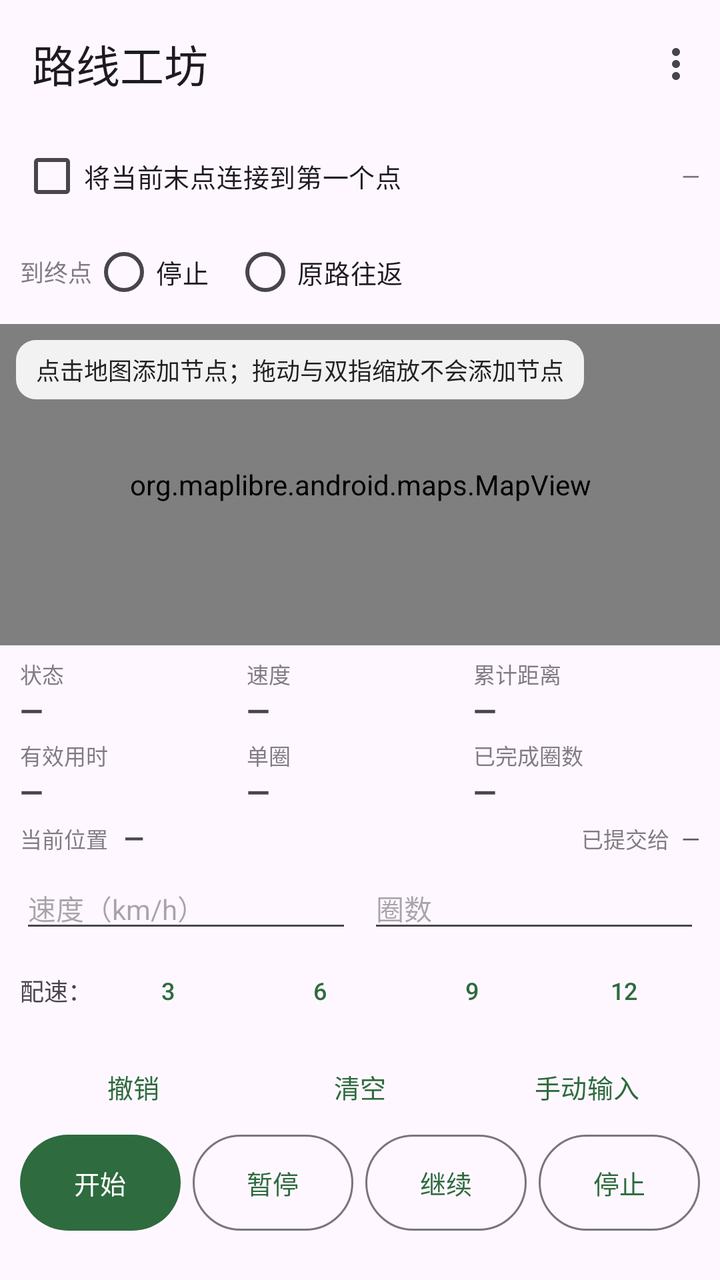
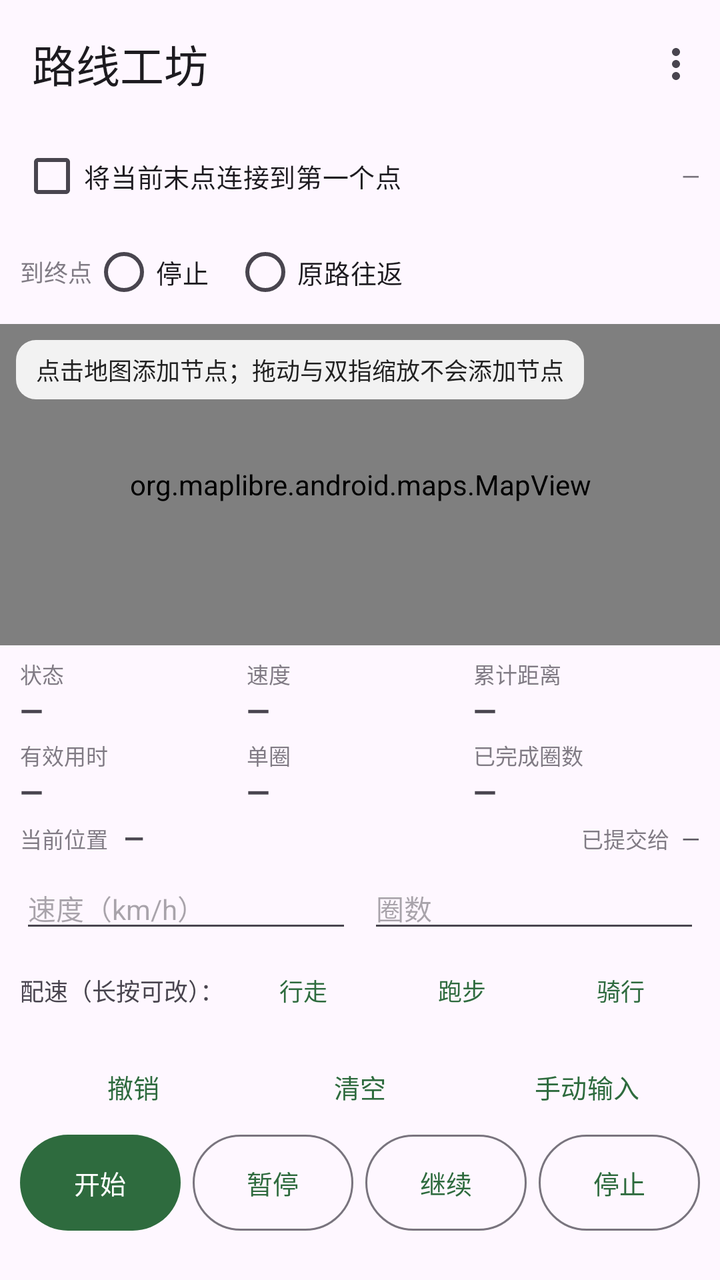

An Android layout rendered at two revisions. The XML below is the earlier revision; the diff shows what the commit changed to produce the second picture.
<!-- AndroidManifest.xml: application theme Theme.RouteWorkshop -->
<!-- res/layout/activity_main.xml -->
<?xml version="1.0" encoding="utf-8"?>
<LinearLayout xmlns:android="http://schemas.android.com/apk/res/android"
    xmlns:app="http://schemas.android.com/apk/res-auto"
    android:layout_width="match_parent"
    android:layout_height="match_parent"
    android:orientation="vertical">

    <com.google.android.material.appbar.MaterialToolbar
        android:id="@+id/toolbar"
        android:layout_width="match_parent"
        android:layout_height="wrap_content"
        android:background="?attr/colorSurface"
        android:minHeight="?attr/actionBarSize"
        app:menu="@menu/menu_main"
        app:title="@string/app_name" />

    <LinearLayout
        android:id="@+id/routeOptions"
        android:layout_width="match_parent"
        android:layout_height="wrap_content"
        android:background="?attr/colorSurface"
        android:orientation="vertical"
        android:paddingHorizontal="10dp">

        <LinearLayout
            android:layout_width="match_parent"
            android:layout_height="wrap_content"
            android:gravity="center_vertical"
            android:orientation="horizontal">

            <CheckBox
                android:id="@+id/checkboxClosed"
                android:layout_width="wrap_content"
                android:layout_height="wrap_content"
                android:text="@string/option_connect_first"
                android:textSize="13sp" />

            <TextView
                android:id="@+id/textRouteLength"
                android:layout_width="0dp"
                android:layout_height="wrap_content"
                android:layout_weight="1"
                android:alpha="0.75"
                android:gravity="end"
                android:text="@string/placeholder"
                android:textSize="12sp" />
        </LinearLayout>

        <LinearLayout
            android:id="@+id/behaviorRow"
            android:layout_width="match_parent"
            android:layout_height="wrap_content"
            android:gravity="center_vertical"
            android:orientation="horizontal"
            android:paddingBottom="2dp">

            <TextView
                android:layout_width="wrap_content"
                android:layout_height="wrap_content"
                android:alpha="0.7"
                android:text="@string/label_end_behavior"
                android:textSize="12sp" />

            <RadioGroup
                android:id="@+id/radioEndBehavior"
                android:layout_width="wrap_content"
                android:layout_height="wrap_content"
                android:orientation="horizontal">

                <RadioButton
                    android:id="@+id/radioStopAtEnd"
                    android:layout_width="wrap_content"
                    android:layout_height="wrap_content"
                    android:text="@string/end_stop_at_end"
                    android:textSize="13sp" />

                <RadioButton
                    android:id="@+id/radioShuttle"
                    android:layout_width="wrap_content"
                    android:layout_height="wrap_content"
                    android:layout_marginStart="12dp"
                    android:text="@string/end_shuttle"
                    android:textSize="13sp" />
            </RadioGroup>
        </LinearLayout>
    </LinearLayout>

    <FrameLayout
        android:layout_width="match_parent"
        android:layout_height="0dp"
        android:layout_weight="1">

        <org.maplibre.android.maps.MapView
            android:id="@+id/mapView"
            android:layout_width="match_parent"
            android:layout_height="match_parent" />

        <TextView
            android:id="@+id/mapHint"
            android:layout_width="wrap_content"
            android:layout_height="wrap_content"
            android:layout_gravity="top|start"
            android:layout_margin="8dp"
            android:background="@drawable/bg_map_hint"
            android:paddingHorizontal="10dp"
            android:paddingVertical="6dp"
            android:text="@string/map_hint"
            android:textColor="#212121"
            android:textSize="12sp" />

        <TextView
            android:id="@+id/mapStatus"
            android:layout_width="match_parent"
            android:layout_height="wrap_content"
            android:layout_gravity="bottom"
            android:layout_margin="8dp"
            android:background="@drawable/bg_map_hint"
            android:paddingHorizontal="10dp"
            android:paddingVertical="6dp"
            android:text="@string/map_status_loading"
            android:textColor="#B3261E"
            android:textSize="12sp"
            android:visibility="gone" />
    </FrameLayout>

    <LinearLayout
        android:id="@+id/controls"
        android:layout_width="match_parent"
        android:layout_height="wrap_content"
        android:background="?attr/colorSurface"
        android:orientation="vertical"
        android:paddingHorizontal="10dp"
        android:paddingTop="6dp"
        android:paddingBottom="8dp">

        <LinearLayout
            android:layout_width="match_parent"
            android:layout_height="wrap_content"
            android:orientation="horizontal">

            <LinearLayout
                android:layout_width="0dp"
                android:layout_height="wrap_content"
                android:layout_weight="1"
                android:orientation="vertical">

                <TextView
                    android:layout_width="wrap_content"
                    android:layout_height="wrap_content"
                    android:alpha="0.7"
                    android:text="@string/label_state"
                    android:textSize="11sp" />

                <TextView
                    android:id="@+id/textState"
                    android:layout_width="wrap_content"
                    android:layout_height="wrap_content"
                    android:text="@string/placeholder"
                    android:textSize="15sp"
                    android:textStyle="bold" />

                <TextView
                    android:layout_width="wrap_content"
                    android:layout_height="wrap_content"
                    android:layout_marginTop="4dp"
                    android:alpha="0.7"
                    android:text="@string/label_elapsed"
                    android:textSize="11sp" />

                <TextView
                    android:id="@+id/textElapsed"
                    android:layout_width="wrap_content"
                    android:layout_height="wrap_content"
                    android:text="@string/placeholder"
                    android:textSize="15sp"
                    android:textStyle="bold" />
            </LinearLayout>

            <LinearLayout
                android:layout_width="0dp"
                android:layout_height="wrap_content"
                android:layout_weight="1"
                android:orientation="vertical">

                <TextView
                    android:layout_width="wrap_content"
                    android:layout_height="wrap_content"
                    android:alpha="0.7"
                    android:text="@string/label_speed"
                    android:textSize="11sp" />

                <TextView
                    android:id="@+id/textSpeed"
                    android:layout_width="wrap_content"
                    android:layout_height="wrap_content"
                    android:text="@string/placeholder"
                    android:textSize="15sp"
                    android:textStyle="bold" />

                <TextView
                    android:layout_width="wrap_content"
                    android:layout_height="wrap_content"
                    android:layout_marginTop="4dp"
                    android:alpha="0.7"
                    android:text="@string/label_lap"
                    android:textSize="11sp" />

                <TextView
                    android:id="@+id/textLap"
                    android:layout_width="wrap_content"
                    android:layout_height="wrap_content"
                    android:text="@string/placeholder"
                    android:textSize="15sp"
                    android:textStyle="bold" />
            </LinearLayout>

            <LinearLayout
                android:layout_width="0dp"
                android:layout_height="wrap_content"
                android:layout_weight="1"
                android:orientation="vertical">

                <TextView
                    android:layout_width="wrap_content"
                    android:layout_height="wrap_content"
                    android:alpha="0.7"
                    android:text="@string/label_distance"
                    android:textSize="11sp" />

                <TextView
                    android:id="@+id/textDistance"
                    android:layout_width="wrap_content"
                    android:layout_height="wrap_content"
                    android:text="@string/placeholder"
                    android:textSize="15sp"
                    android:textStyle="bold" />

                <TextView
                    android:layout_width="wrap_content"
                    android:layout_height="wrap_content"
                    android:layout_marginTop="4dp"
                    android:alpha="0.7"
                    android:text="@string/label_loops"
                    android:textSize="11sp" />

                <TextView
                    android:id="@+id/textLoops"
                    android:layout_width="wrap_content"
                    android:layout_height="wrap_content"
                    android:text="@string/placeholder"
                    android:textSize="15sp"
                    android:textStyle="bold" />
            </LinearLayout>
        </LinearLayout>

        <LinearLayout
            android:layout_width="match_parent"
            android:layout_height="wrap_content"
            android:layout_marginTop="4dp"
            android:orientation="horizontal">

            <TextView
                android:layout_width="wrap_content"
                android:layout_height="wrap_content"
                android:alpha="0.7"
                android:text="@string/label_position"
                android:textSize="11sp" />

            <TextView
                android:id="@+id/textPosition"
                android:layout_width="0dp"
                android:layout_height="wrap_content"
                android:layout_marginStart="8dp"
                android:layout_weight="1"
                android:text="@string/placeholder"
                android:textSize="13sp"
                android:textStyle="bold" />

            <TextView
                android:layout_width="wrap_content"
                android:layout_height="wrap_content"
                android:alpha="0.7"
                android:text="@string/label_providers"
                android:textSize="11sp" />

            <TextView
                android:id="@+id/textProviders"
                android:layout_width="wrap_content"
                android:layout_height="wrap_content"
                android:layout_marginStart="6dp"
                android:alpha="0.9"
                android:text="@string/placeholder"
                android:textSize="12sp" />
        </LinearLayout>

        <LinearLayout
            android:layout_width="match_parent"
            android:layout_height="wrap_content"
            android:layout_marginTop="6dp"
            android:baselineAligned="false"
            android:orientation="horizontal">

            <EditText
                android:id="@+id/inputSpeed"
                android:layout_width="0dp"
                android:layout_height="wrap_content"
                android:layout_weight="1"
                android:hint="@string/hint_speed_input"
                android:imeOptions="actionNext"
                android:importantForAutofill="no"
                android:inputType="numberDecimal"
                android:maxLines="1"
                android:textSize="14sp" />

            <EditText
                android:id="@+id/inputLoops"
                android:layout_width="0dp"
                android:layout_height="wrap_content"
                android:layout_marginStart="8dp"
                android:layout_weight="1"
                android:hint="@string/hint_loops_input"
                android:imeOptions="actionDone"
                android:importantForAutofill="no"
                android:inputType="number"
                android:maxLines="1"
                android:textSize="14sp" />
        </LinearLayout>

        
        <LinearLayout
            android:layout_width="match_parent"
            android:layout_height="wrap_content"
            android:orientation="horizontal">

            <TextView
                android:layout_width="wrap_content"
                android:layout_height="wrap_content"
                android:layout_gravity="center_vertical"
                android:text="@string/speed_presets_label"
                android:textSize="12sp" />

            <com.google.android.material.button.MaterialButton
                android:id="@+id/buttonPresetWalk"
                style="@style/Widget.Material3.Button.TextButton"
                android:layout_width="0dp"
                android:layout_height="wrap_content"
                android:layout_weight="1"
                android:insetTop="0dp"
                android:insetBottom="0dp"
                android:text="@string/speed_preset_walk"
                android:textSize="12sp" />

            <com.google.android.material.button.MaterialButton
                android:id="@+id/buttonPresetJog"
                style="@style/Widget.Material3.Button.TextButton"
                android:layout_width="0dp"
                android:layout_height="wrap_content"
                android:layout_weight="1"
                android:insetTop="0dp"
                android:insetBottom="0dp"
                android:text="@string/speed_preset_jog"
                android:textSize="12sp" />

            <com.google.android.material.button.MaterialButton
                android:id="@+id/buttonPresetRun"
                style="@style/Widget.Material3.Button.TextButton"
                android:layout_width="0dp"
                android:layout_height="wrap_content"
                android:layout_weight="1"
                android:insetTop="0dp"
                android:insetBottom="0dp"
                android:text="@string/speed_preset_run"
                android:textSize="12sp" />

            <com.google.android.material.button.MaterialButton
                android:id="@+id/buttonPresetRide"
                style="@style/Widget.Material3.Button.TextButton"
                android:layout_width="0dp"
                android:layout_height="wrap_content"
                android:layout_weight="1"
                android:insetTop="0dp"
                android:insetBottom="0dp"
                android:text="@string/speed_preset_ride"
                android:textSize="12sp" />
        </LinearLayout>

        <LinearLayout
            android:layout_width="match_parent"
            android:layout_height="wrap_content"
            android:orientation="horizontal">

            <com.google.android.material.button.MaterialButton
                android:id="@+id/buttonUndo"
                style="@style/Widget.Material3.Button.TextButton"
                android:layout_width="0dp"
                android:layout_height="wrap_content"
                android:layout_weight="1"
                android:insetTop="0dp"
                android:insetBottom="0dp"
                android:text="@string/action_undo"
                android:textSize="13sp" />

            <com.google.android.material.button.MaterialButton
                android:id="@+id/buttonClear"
                style="@style/Widget.Material3.Button.TextButton"
                android:layout_width="0dp"
                android:layout_height="wrap_content"
                android:layout_weight="1"
                android:insetTop="0dp"
                android:insetBottom="0dp"
                android:text="@string/action_clear"
                android:textSize="13sp" />

            <com.google.android.material.button.MaterialButton
                android:id="@+id/buttonManual"
                style="@style/Widget.Material3.Button.TextButton"
                android:layout_width="0dp"
                android:layout_height="wrap_content"
                android:layout_weight="1"
                android:insetTop="0dp"
                android:insetBottom="0dp"
                android:text="@string/action_manual"
                android:textSize="13sp" />
        </LinearLayout>

        <LinearLayout
            android:layout_width="match_parent"
            android:layout_height="wrap_content"
            android:orientation="horizontal">

            <com.google.android.material.button.MaterialButton
                android:id="@+id/buttonStart"
                android:layout_width="0dp"
                android:layout_height="wrap_content"
                android:layout_weight="1"
                android:insetTop="0dp"
                android:insetBottom="0dp"
                android:text="@string/action_start"
                android:textSize="13sp" />

            <com.google.android.material.button.MaterialButton
                android:id="@+id/buttonPause"
                style="@style/Widget.Material3.Button.OutlinedButton"
                android:layout_width="0dp"
                android:layout_height="wrap_content"
                android:layout_marginStart="6dp"
                android:layout_weight="1"
                android:insetTop="0dp"
                android:insetBottom="0dp"
                android:text="@string/action_pause"
                android:textSize="13sp" />

            <com.google.android.material.button.MaterialButton
                android:id="@+id/buttonResume"
                style="@style/Widget.Material3.Button.OutlinedButton"
                android:layout_width="0dp"
                android:layout_height="wrap_content"
                android:layout_marginStart="6dp"
                android:layout_weight="1"
                android:insetTop="0dp"
                android:insetBottom="0dp"
                android:text="@string/action_resume"
                android:textSize="13sp" />

            <com.google.android.material.button.MaterialButton
                android:id="@+id/buttonStop"
                style="@style/Widget.Material3.Button.OutlinedButton"
                android:layout_width="0dp"
                android:layout_height="wrap_content"
                android:layout_marginStart="6dp"
                android:layout_weight="1"
                android:insetTop="0dp"
                android:insetBottom="0dp"
                android:text="@string/action_stop"
                android:textSize="13sp" />
        </LinearLayout>

        <TextView
            android:id="@+id/textHint"
            android:layout_width="match_parent"
            android:layout_height="wrap_content"
            android:layout_marginTop="2dp"
            android:alpha="0.75"
            android:textSize="11sp" />
    </LinearLayout>
</LinearLayout>
<!-- resources referenced by this layout -->
<resources>
  <!-- drawable bg_map_hint (drawable) -->
  <?xml version="1.0" encoding="utf-8"?>
  <shape xmlns:android="http://schemas.android.com/apk/res/android"
      android:shape="rectangle">
      <solid android:color="#E6FFFFFF" />
      <corners android:radius="10dp" />
  </shape>
  <string name="action_clear">清空</string>
  <string name="action_manual">手动输入</string>
  <string name="action_pause">暂停</string>
  <string name="action_resume">继续</string>
  <string name="action_start">开始</string>
  <string name="action_stop">停止</string>
  <string name="action_undo">撤销</string>
  <string name="app_name">路线工坊</string>
  <string name="end_shuttle">原路往返</string>
  <string name="end_stop_at_end">停止</string>
  <string name="hint_loops_input">圈数</string>
  <string name="hint_speed_input">速度（km/h）</string>
  <string name="label_distance">累计距离</string>
  <string name="label_elapsed">有效用时</string>
  <string name="label_end_behavior">到终点</string>
  <string name="label_lap">单圈</string>
  <string name="label_loops">已完成圈数</string>
  <string name="label_position">当前位置</string>
  <string name="label_providers">已提交给</string>
  <string name="label_speed">速度</string>
  <string name="label_state">状态</string>
  <string name="map_hint">点击地图添加节点；拖动与双指缩放不会添加节点</string>
  <string name="map_status_loading">地图加载中…</string>
  <string name="option_connect_first">将当前末点连接到第一个点</string>
  <string name="placeholder">—</string>
  <string name="speed_preset_jog">6</string>
  <string name="speed_preset_ride">12</string>
  <string name="speed_preset_run">9</string>
  <string name="speed_preset_walk">3</string>
  <string name="speed_presets_label">配速：</string>
  <style name="Theme.RouteWorkshop" parent="Theme.Material3.DayNight.NoActionBar">
          <item name="colorPrimary">@color/brand_primary</item>
          <item name="colorOnPrimary">@color/brand_on_primary</item>
          <item name="colorPrimaryContainer">@color/brand_primary_container</item>
          <item name="colorSecondary">@color/brand_secondary</item>
          <item name="android:statusBarColor" tools:targetApi="21">?attr/colorSurface</item>
      </style>
  <color name="brand_primary">#2E6B3E</color>
  <color name="brand_on_primary">#FFFFFF</color>
  <color name="brand_primary_container">#B5F2BB</color>
  <color name="brand_secondary">#52634F</color>
</resources>

<!-- the commit's change to res/layout/activity_main.xml (unified diff, before → after) -->
@@ -351,17 +351,6 @@
                 android:textSize="12sp" />
 
             <com.google.android.material.button.MaterialButton
-                android:id="@+id/buttonPresetJog"
-                style="@style/Widget.Material3.Button.TextButton"
-                android:layout_width="0dp"
-                android:layout_height="wrap_content"
-                android:layout_weight="1"
-                android:insetTop="0dp"
-                android:insetBottom="0dp"
-                android:text="@string/speed_preset_jog"
-                android:textSize="12sp" />
-
-            <com.google.android.material.button.MaterialButton
                 android:id="@+id/buttonPresetRun"
                 style="@style/Widget.Material3.Button.TextButton"
                 android:layout_width="0dp"
<!-- resource entries referenced after the edit -->
@@ -32,11 +32,10 @@
   <string name="map_status_loading">地图加载中…</string>
   <string name="option_connect_first">将当前末点连接到第一个点</string>
   <string name="placeholder">—</string>
-  <string name="speed_preset_jog">6</string>
-  <string name="speed_preset_ride">12</string>
-  <string name="speed_preset_run">9</string>
-  <string name="speed_preset_walk">3</string>
-  <string name="speed_presets_label">配速：</string>
+  <string name="speed_preset_ride">骑行</string>
+  <string name="speed_preset_run">跑步</string>
+  <string name="speed_preset_walk">行走</string>
+  <string name="speed_presets_label">配速（长按可改）：</string>
   <style name="Theme.RouteWorkshop" parent="Theme.Material3.DayNight.NoActionBar">
           <item name="colorPrimary">@color/brand_primary</item>
           <item name="colorOnPrimary">@color/brand_on_primary</item>
